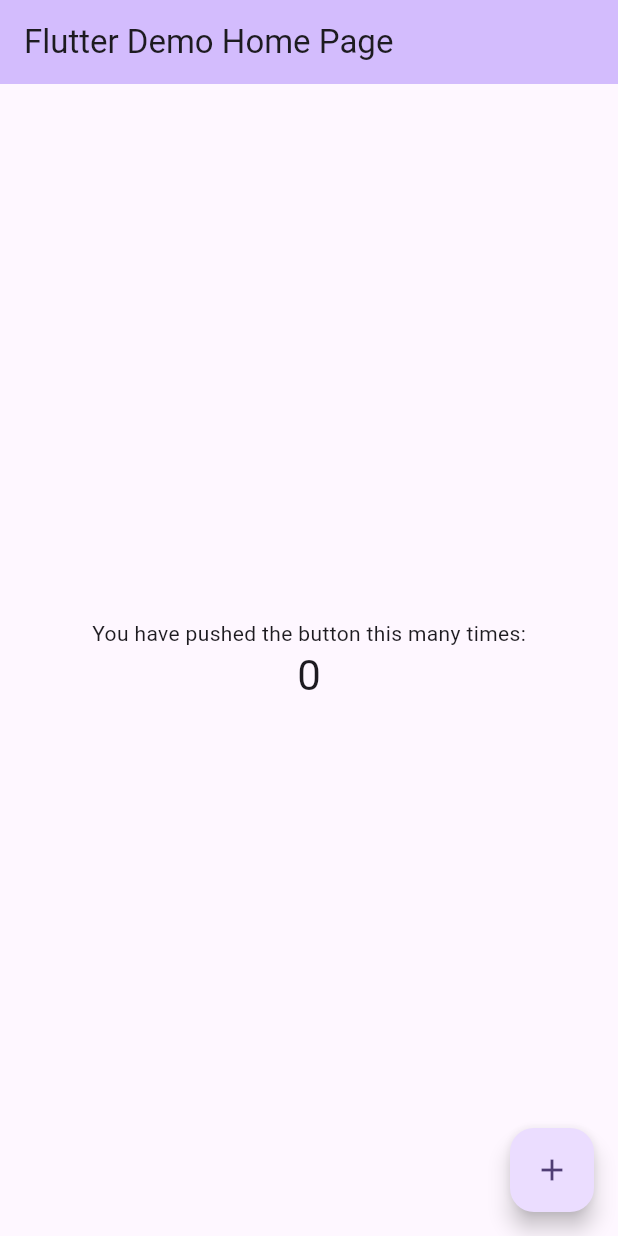
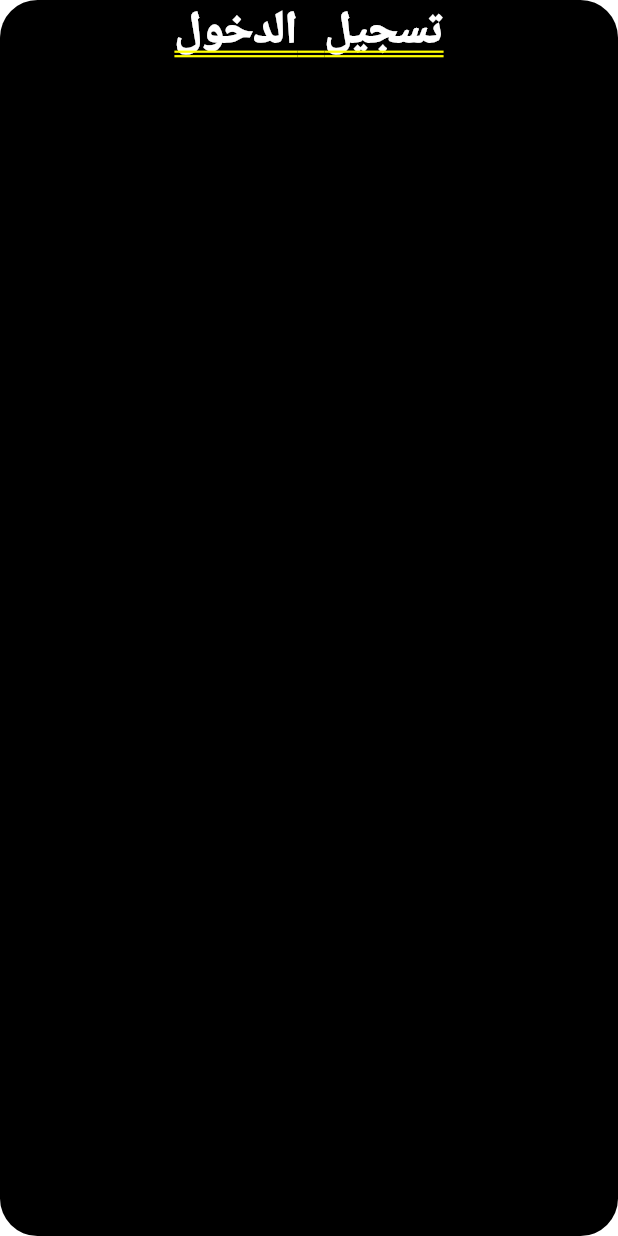
Before and after one commit to eng-marwa/car_doctor_customer, a Flutter app: the screen it shows after launch, on a phone screen of 412 x 824 dp. Run offline on Flutter 3.47's test engine with Material 3 defaults, Android fonts, the phone set to English and light mode, and no system bars.

Commit message:
App Structure

```diff
--- a/lib/main.dart
+++ b/lib/main.dart
@@ -76,50 +76,14 @@
     // The Flutter framework has been optimized to make rerunning build methods
     // fast, so that you can just rebuild anything that needs updating rather
     // than having to individually change instances of widgets.
-    return Scaffold(
-      appBar: AppBar(
-        // TRY THIS: Try changing the color here to a specific color (to
-        // Colors.amber, perhaps?) and trigger a hot reload to see the AppBar
-        // change color while the other colors stay the same.
-        backgroundColor: Theme.of(context).colorScheme.inversePrimary,
-        // Here we take the value from the MyHomePage object that was created by
-        // the App.build method, and use it to set our appbar title.
-        title: Text(widget.title),
+    return Container(
+      width: 200,
+      height: 50,
+      decoration: const BoxDecoration(
+        color: Colors.black,
+        borderRadius: BorderRadius.all(Radius.circular(25),),
       ),
-      body: Center(
-        // Center is a layout widget. It takes a single child and positions it
-        // in the middle of the parent.
-        child: Column(
-          // Column is also a layout widget. It takes a list of children and
-          // arranges them vertically. By default, it sizes itself to fit its
-          // children horizontally, and tries to be as tall as its parent.
-          //
-          // Column has various properties to control how it sizes itself and
-          // how it positions its children. Here we use mainAxisAlignment to
-          // center the children vertically; the main axis here is the vertical
-          // axis because Columns are vertical (the cross axis would be
-          // horizontal).
-          //
-          // TRY THIS: Invoke "debug painting" (choose the "Toggle Debug Paint"
-          // action in the IDE, or press "p" in the console), to see the
-          // wireframe for each widget.
-          mainAxisAlignment: MainAxisAlignment.center,
-          children: <Widget>[
-            const Text(
-              'You have pushed the button this many times:',
-            ),
-            Text(
-              '$_counter',
-              style: Theme.of(context).textTheme.headlineMedium,
-            ),
-          ],
-        ),
-      ),
-      floatingActionButton: FloatingActionButton(
-        onPressed: _incrementCounter,
-        tooltip: 'Increment',
-        child: const Icon(Icons.add),
-      ), // This trailing comma makes auto-formatting nicer for build methods.
+      child: Text("تسجيل الدخول", textAlign:TextAlign.center ,style: TextStyle(color: Colors.white,fontSize: 30, decoration: TextDecoration.underline)),
     );
   }
 }
```
Also changed, not shown: lib/presentation/resources/ColorManager.dart (added, +17 -0 lines), lib/presentation/resources/ImageManager.dart (added, +16 -0 lines), lib/presentation/resources/RouteManager.dart (added, +14 -0 lines), mason.yaml (added, +13 -0 lines), lib/presentation/widgets/CustomButton.dart (added).
